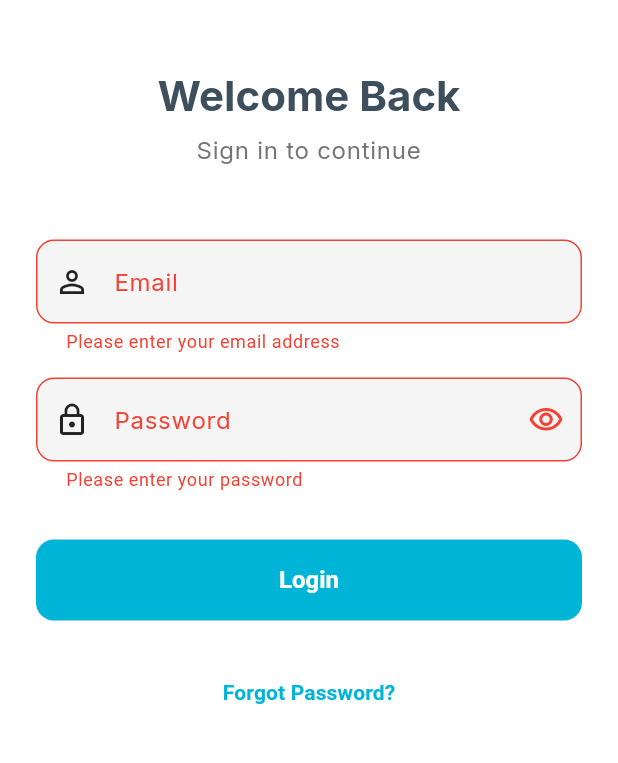
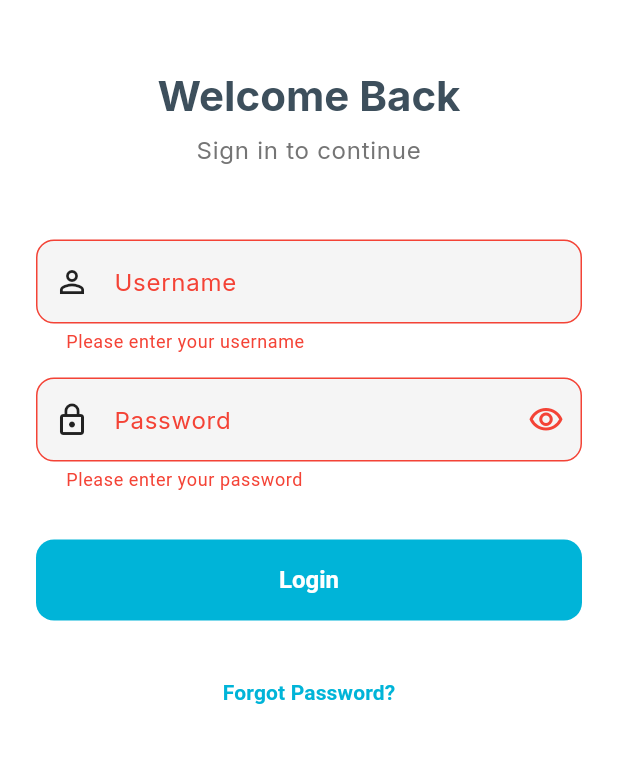
Before and after one commit to raman04-byte/dev, a Flutter app: the LoginPage screen opened by its route, after a tap on "Login", on a phone screen of 412 x 824 dp, the part 344-1107 px from its top. Run offline on Flutter 3.47's test engine with Material 3 defaults, Android fonts, the phone set to English and light mode, and no system bars; our stand-ins replace appwrite, google_fonts, hive, hive_flutter, image_picker, share_plus and 2 more; missing offline and left inert: syncfusion_flutter_pdf, syncfusion_flutter_pdfviewer; accounts and stored records are empty; statements that could not run were skipped.

Commit message:
feat: Update login functionality to use username instead of email and validate input

```diff
--- a/lib/features/auth/presentation/pages/login_page.dart
+++ b/lib/features/auth/presentation/pages/login_page.dart
@@ -33,10 +33,10 @@ class _LoginPageState extends State<LoginPage> {
       });
 
       try {
-        await _authRepository.login(
-          _idController.text.trim(),
-          _passwordController.text,
-        );
+        // Append @gmail.com to the username
+        final email = '${_idController.text.trim()}@gmail.com';
+
+        await _authRepository.login(email, _passwordController.text);
 
         if (mounted) {
           Navigator.of(
@@ -113,20 +113,24 @@ class _LoginPageState extends State<LoginPage> {
                   ),
                   const SizedBox(height: 48),
 
-                  // ID Field
+                  // Username Field
                   TextFormField(
                     controller: _idController,
                     decoration: const InputDecoration(
-                      labelText: 'Email',
-                      hintText: 'Enter your email address',
+                      labelText: 'Username',
+                      hintText: 'Enter your username',
                       prefixIcon: Icon(Icons.person_outline),
                     ),
-                    keyboardType: TextInputType.emailAddress,
+                    keyboardType: TextInputType.text,
                     textInputAction: TextInputAction.next,
                     enabled: !_isLoading,
                     validator: (value) {
                       if (value == null || value.isEmpty) {
-                        return 'Please enter your email address';
+                        return 'Please enter your username';
+                      }
+                      // Check if user accidentally included @gmail.com
+                      if (value.contains('@')) {
+                        return 'Enter username only (without @gmail.com)';
                       }
                       return null;
                     },
```
